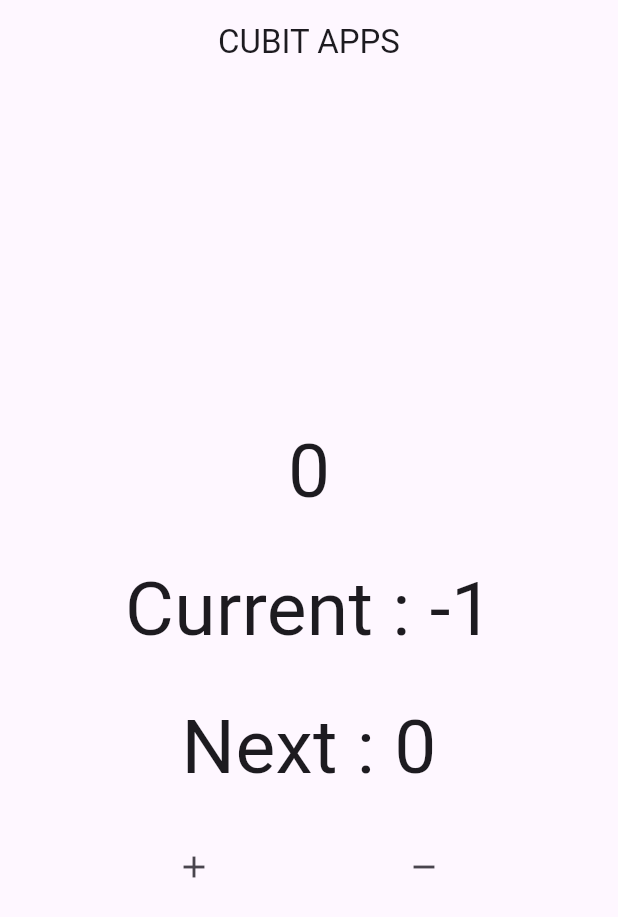
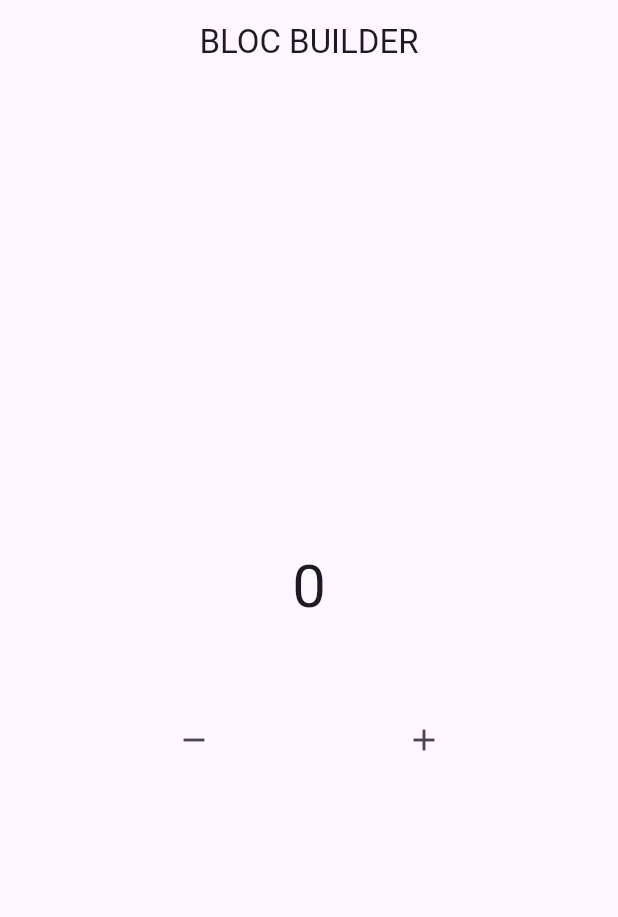
Before and after one commit to khoirulmustofa21/state-management-bloc, a Flutter app: the screen it shows after launch, after a tap on the "remove" icon, after a tap on the "add" icon, on a phone screen of 412 x 824 dp. Shown: the top 917 px of the screen. Run offline on Flutter 3.47's test engine with Material 2 defaults, Android fonts, the phone set to English and light mode, and no system bars; our stand-ins replace bloc.

Commit message:
menggunakan StreamBuilder

```diff
--- /dev/null
+++ b/lib/bloc/counter.dart
@@ -0,0 +1,20 @@
+import 'package:bloc/bloc.dart';
+
+class Counter extends Cubit<int> {
+  Counter({this.init = 0}) : super(init);
+  int init;
+  void increment() => emit(state + 1);
+  void decrement() => emit(state - 1);
+
+  @override
+  void onChange(Change<int> change) {
+    super.onChange(change);
+    print(change);
+  }
+
+  @override
+  void onError(Object error, StackTrace stackTrace) {
+    super.onError(error, stackTrace);
+    print(error);
+  }
+}
--- a/lib/main.dart
+++ b/lib/main.dart
@@ -1,5 +1,6 @@
-import 'package:bloc/bloc.dart';
 import 'package:flutter/material.dart';
+
+import 'pages/home.dart';
 
 void main() {
   runApp(const MyApp());
@@ -20,108 +21,3 @@ class MyApp extends StatelessWidget {
     );
   }
 }
-
-class CounterCubit extends Cubit<int> {
-  CounterCubit({this.initialData = 0}) : super(initialData);
-  int initialData;
-
-  int? current;
-  int? next;
-  void tambahData() {
-    emit(state + 1);
-  }
-
-  void kurangData() {
-    emit(state - 1);
-  }
-
-  // Observer
-  // Boloc fitur untuk memantau perubahan data
-  @override
-  void onChange(Change<int> change) {
-    super.onChange(change);
-    current = change.currentState;
-    next = change.nextState;
-    print(change);
-  }
-
-  @override
-  void onError(Object error, StackTrace stackTrace) {
-    super.onError(error, stackTrace);
-    print(error);
-  }
-}
-
-class MyHome extends StatelessWidget {
-  MyHome({super.key});
-  CounterCubit mycounter = CounterCubit(initialData: 0);
-  @override
-  Widget build(BuildContext context) {
-    return Scaffold(
-      appBar: AppBar(
-        title: const Text('CUBIT APPS'),
-        centerTitle: true,
-      ),
-      body: Column(
-        mainAxisAlignment: MainAxisAlignment.center,
-        children: [
-          StreamBuilder(
-              initialData: mycounter.initialData,
-              stream: mycounter.stream,
-              builder: (context, snapshot) {
-                return Center(
-                  child: Column(
-                    children: [
-                      Text(
-                        '${snapshot.data}',
-                        style: const TextStyle(
-                          fontSize: 50,
-                        ),
-                      ),
-                      const SizedBox(
-                        height: 20,
-                      ),
-                      Text(
-                        'Current : ${mycounter.current}',
-                        style: const TextStyle(
-                          fontSize: 50,
-                        ),
-                      ),
-                      const SizedBox(
-                        height: 20,
-                      ),
-                      Text(
-                        'Next : ${mycounter.next}',
-                        style: const TextStyle(
-                          fontSize: 50,
-                        ),
-                      ),
-                    ],
-                  ),
-                );
-              }),
-          const SizedBox(
-            height: 20,
-          ),
-          Row(
-            mainAxisAlignment: MainAxisAlignment.spaceEvenly,
-            children: [
-              IconButton(
-                onPressed: () {
-                  mycounter.tambahData();
-                },
-                icon: const Icon(Icons.add),
-              ),
-              IconButton(
-                onPressed: () {
-                  mycounter.kurangData();
-                },
-                icon: const Icon(Icons.remove),
-              ),
-            ],
-          )
-        ],
-      ),
-    );
-  }
-}
--- /dev/null
+++ b/lib/pages/home.dart
@@ -0,0 +1,51 @@
+import 'package:flutter/material.dart';
+import 'package:state_management_bloc/bloc/counter.dart';
+
+class MyHome extends StatelessWidget {
+  Counter mycounter = Counter();
+
+  @override
+  Widget build(BuildContext context) {
+    return Scaffold(
+      appBar: AppBar(
+        title: const Text('BLOC BUILDER'),
+        centerTitle: true,
+      ),
+      body: Column(
+        mainAxisAlignment: MainAxisAlignment.center,
+        children: [
+          StreamBuilder(
+            initialData: mycounter.init,
+            stream: mycounter.stream,
+            builder: (context, snapshot) {
+              return Text(
+                "${snapshot.data}",
+                style: const TextStyle(fontSize: 40),
+              );
+            },
+          ),
+          const SizedBox(
+            height: 50,
+          ),
+          Row(
+            mainAxisAlignment: MainAxisAlignment.spaceEvenly,
+            children: [
+              IconButton(
+                onPressed: () {
+                  mycounter.decrement();
+                },
+                icon: const Icon(Icons.remove),
+              ),
+              IconButton(
+                onPressed: () {
+                  mycounter.increment();
+                },
+                icon: const Icon(Icons.add),
+              )
+            ],
+          )
+        ],
+      ),
+    );
+  }
+}
```
